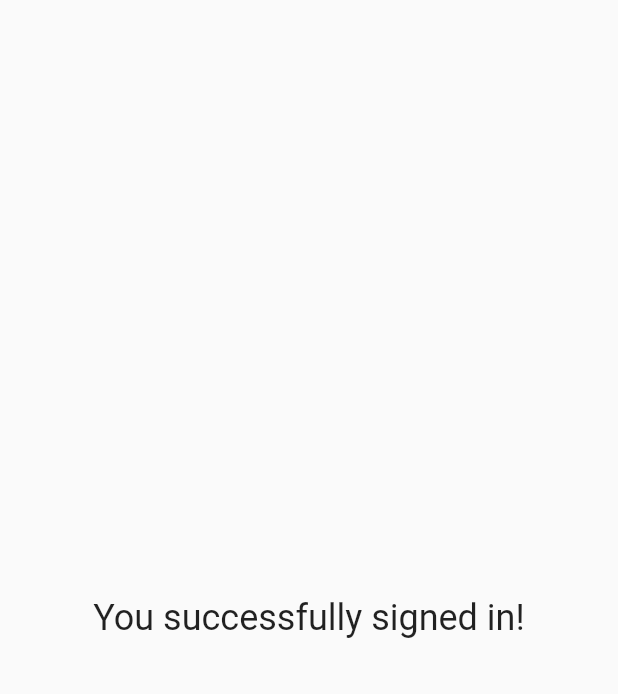
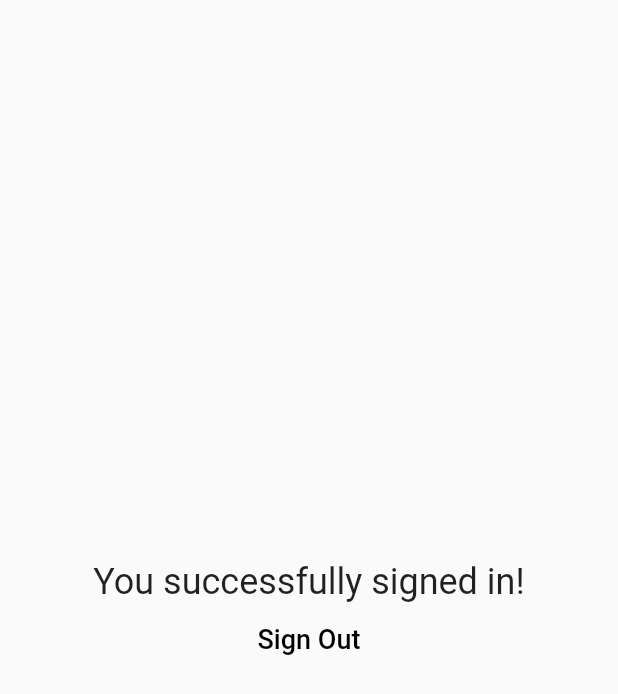
Before and after one commit to Shayboniyshoh/sign-up-app-uzcoding, a Flutter app: the HomeScreen screen opened by its route, on a phone screen of 412 x 824 dp. Shown: the top 694 px of the screen. Run offline on Flutter 3.47's test engine with Material 2 defaults, Android fonts, the light colour scheme and no system bars; our stand-ins replace animated_text_kit, cloud_firestore, firebase_auth, firebase_core, flutter_signin_button, google_sign_in; missing offline and left inert: legacy_progress_dialog; accounts and stored records are empty.

Commit message:
added sign out button

```diff
--- a/lib/screens/home_screen.dart
+++ b/lib/screens/home_screen.dart
@@ -1,4 +1,7 @@
+import 'package:firebase_auth/firebase_auth.dart';
 import 'package:flutter/material.dart';
+
+import 'login_screen.dart';
 
 class HomeScreen extends StatelessWidget {
   static const String id = "home-screen";
@@ -6,13 +9,33 @@ class HomeScreen extends StatelessWidget {
 
   @override
   Widget build(BuildContext context) {
-    return const Scaffold(
-      body: Center(
-        child: Text(
-          'You successfully signed in!',
-          style: TextStyle(
-            fontSize: 24,
-          ),
+    return Scaffold(
+      body: SafeArea(
+        child: Column(
+          mainAxisAlignment: MainAxisAlignment.center,
+          children: [
+            const Center(
+              child: Text(
+                'You successfully signed in!',
+                style: TextStyle(
+                  fontSize: 24,
+                ),
+              ),
+            ),
+            TextButton(
+              onPressed: () {
+                FirebaseAuth.instance.signOut().then(
+                      (value) => {
+                        Navigator.pushReplacementNamed(context, LoginScreen.id),
+                      },
+                    );
+              },
+              child: const Text(
+                'Sign Out',
+                style: TextStyle(color: Colors.black, fontSize: 18),
+              ),
+            ),
+          ],
         ),
       ),
     );
```
